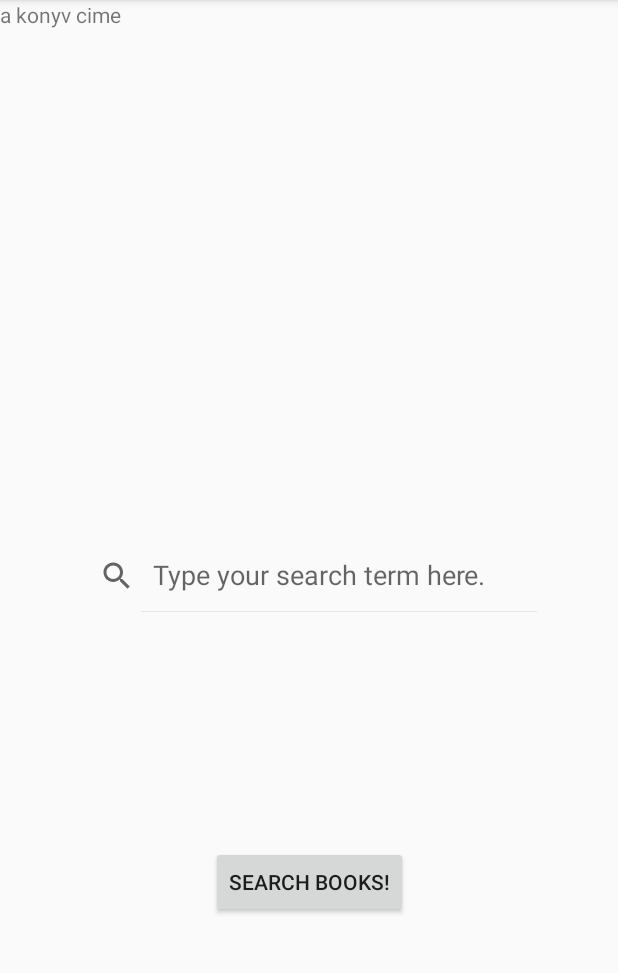
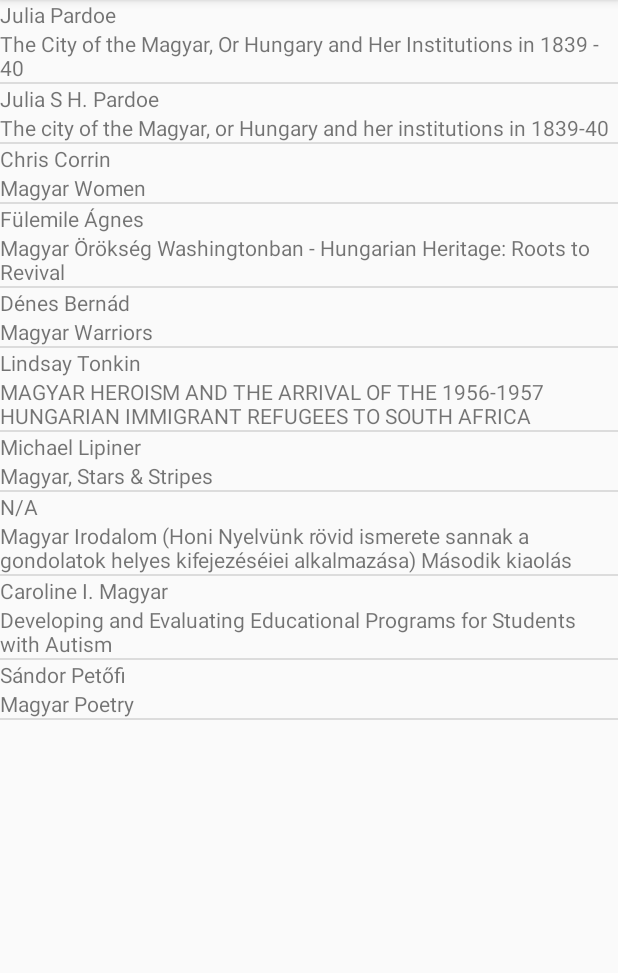
Before and after one commit to davidfabian/BookSearch, an Android app: the screen it shows after launch (MainActivity before the commit, VolumeActivity after it), after a tap on "SEARCH BOOKS!", on a phone screen of 412 x 824 dp, the part 84-1057 px from its top. Run offline under Robolectric (Android 15) with nearby library versions, the phone set to English and light mode, and no system bars.

Commit message:
removed loading from mainactivity, implemented loader, adapter, connection manager. App now calls for adapter when button clicked.
next, to get live data from internet, replace dummy data with actual http request.
after: concatenate url wwith search term to get real searches.

```diff
--- a/app/src/main/AndroidManifest.xml
+++ b/app/src/main/AndroidManifest.xml
@@ -2,6 +2,8 @@
 <manifest xmlns:android="http://schemas.android.com/apk/res/android"
     package="com.example.d.booksearch">
 
+    <uses-permission android:name="android.permission.INTERNET" />
+    <uses-permission android:name="android.permission.ACCESS_NETWORK_STATE" />
     <application
         android:allowBackup="true"
         android:icon="@mipmap/ic_launcher"
--- a/app/src/main/java/com/example/d/booksearch/MainActivity.java
+++ b/app/src/main/java/com/example/d/booksearch/MainActivity.java
@@ -1,19 +1,13 @@
 package com.example.d.booksearch;
 
-import android.app.LoaderManager;
 import android.content.Intent;
+import android.os.Bundle;
 import android.support.v7.app.AppCompatActivity;
-import android.os.Bundle;
 import android.support.v7.widget.SearchView;
 import android.view.View;
-import android.widget.AdapterView;
 import android.widget.Button;
-import android.widget.TextView;
-
-import java.util.List;
 
 public class MainActivity extends AppCompatActivity {
-    // implements LoaderManager.LoaderCallbacks<List<Volume>> {
 
     private static final String GOOGLE_BOOKS_API_STUMP = "https://www.googleapis.com/books/v1/volumes?q=";
     // magyar&maxResults=10"
@@ -50,13 +44,9 @@ public class MainActivity extends AppCompatActivity {
             @Override
             public void onClick(View view) {
 
-                //dummy button action, to be replaced by actual search
-                TextView dummyone = (TextView) findViewById(R.id.DummyTextView);
-                dummyone.setText(searchView.getQuery());
-                dummyone.setVisibility(View.VISIBLE);
-                Volume egykonyv = new Volume("az iro", "a konyv cime");
-                dummyone.setText(egykonyv.getTitle());
-                QueryUtils.extractVolumes();
+                //intent to start search, display results
+                Intent volumeIntent = new Intent(MainActivity.this, VolumeActivity.class);
+                startActivity(volumeIntent);
             }
         });
     }
@@ -65,4 +55,6 @@ public class MainActivity extends AppCompatActivity {
         SearchView searchView = (SearchView) findViewById(R.id.searchview_volume);
         return searchView.getQuery().toString();
     }
+
+
 }
--- a/app/src/main/java/com/example/d/booksearch/QueryUtils.java
+++ b/app/src/main/java/com/example/d/booksearch/QueryUtils.java
@@ -843,23 +843,19 @@ public final class QueryUtils {
             JSONObject volumeList = new JSONObject(JSONDUMMY);
             JSONArray items = volumeList.getJSONArray("items");
             for (int i = 0; i < items.length(); i++) {
-                Log.e("JSONitem ", "no " + i);
                 JSONObject currentVolume = items.getJSONObject(i);
                 JSONObject volumeInfo = currentVolume.getJSONObject("volumeInfo");
 
                 String title = volumeInfo.getString("title");
-                Log.e("title", "is: " + title);
 
                 try {
                     JSONArray authors = volumeInfo.getJSONArray("authors");
                     String author = authors.getString(0);
-                    Log.e("author", "is: " + author);
                     volumes.add(new Volume(title, author));
 
 
                 } catch (JSONException e) {
                     volumes.add(new Volume(title, "N/A"));
-                    Log.e("no author", "N/A");
                 }
 
 
--- a/app/src/main/java/com/example/d/booksearch/VolumeActivity.java
+++ b/app/src/main/java/com/example/d/booksearch/VolumeActivity.java
@@ -1,5 +1,10 @@
 package com.example.d.booksearch;
 
+import android.app.LoaderManager;
+import android.content.Context;
+import android.content.Loader;
+import android.net.ConnectivityManager;
+import android.net.NetworkInfo;
 import android.os.Bundle;
 import android.support.annotation.Nullable;
 import android.support.v7.app.AppCompatActivity;
@@ -7,6 +12,7 @@ import android.util.Log;
 import android.widget.ListView;
 
 import java.util.ArrayList;
+import java.util.List;
 
 
 /**
@@ -14,22 +20,71 @@ import java.util.ArrayList;
  * listview, populated with books according to search term
  */
 
-public class VolumeActivity extends AppCompatActivity {
+public class VolumeActivity extends AppCompatActivity
+        implements LoaderManager.LoaderCallbacks<List<Volume>> {
+    private static final String LOG_TAG = VolumeActivity.class.getName();
+    private static final int VOLUME_LOADER_ID = 1;
+    private VolumeAdapter mAdapter;
+    private String statusmessage;
+
 
     @Override
     protected void onCreate(@Nullable Bundle savedInstanceState) {
         super.onCreate(savedInstanceState);
         setContentView(R.layout.volume_list);
 
+        ConnectivityManager cm = (ConnectivityManager) getSystemService(Context.CONNECTIVITY_SERVICE);
+
+        NetworkInfo activeNetwork = cm.getActiveNetworkInfo();
+        boolean isConnected = activeNetwork != null &&
+                activeNetwork.isConnectedOrConnecting();
+        if (isConnected) {
+            statusmessage = getString(R.string.no_author);
+        } else {
+            statusmessage = getString(R.string.nointernet);
+        }
+
+        Log.e(LOG_TAG, "volumeactivity created");
+
         //get the volumes in the list
-        ArrayList<Volume> volumes = (ArrayList<Volume>) QueryUtils.extractVolumes();
+        //ArrayList<Volume> volumes = (ArrayList<Volume>) QueryUtils.extractVolumes();
 
         //create adapter
-        VolumeAdapter volumeAdapter = new VolumeAdapter(this, volumes);
+        //VolumeAdapter volumeAdapter = new VolumeAdapter(this, volumes);
 
         //find listview to inflate and attach listview to adapter
         ListView listView = (ListView) findViewById(R.id.list);
-        Log.e("arraylist volume loaded", "" + listView.getContext());
-        listView.setAdapter(volumeAdapter);
+        mAdapter = new VolumeAdapter(this, new ArrayList<Volume>());
+        listView.setAdapter(mAdapter);
+
+        // Get a reference to the LoaderManager, in order to interact with loaders.
+        LoaderManager loaderManager = getLoaderManager();
+
+        // Initialize the loader. Pass in the int ID constant defined above and pass in null for
+        // the bundle. Pass in this activity for the LoaderCallbacks parameter (which is valid
+        // because this activity implements the LoaderCallbacks interface).
+        loaderManager.initLoader(VOLUME_LOADER_ID, null, this);
+
+    }
+
+    @Override
+    public Loader<List<Volume>> onCreateLoader(int i, Bundle bundle) {
+        return new VolumeLoader(this);
+    }
+
+    @Override
+    public void onLoadFinished(Loader<List<Volume>> loader, List<Volume> volumes) {
+        // If there is a valid list of {@link Earthquake}s, then add them to the adapter's
+        // data set. This will trigger the ListView to update.
+        if (volumes != null && !volumes.isEmpty()) {
+            Log.e(LOG_TAG, "loader notempty & notnull");
+            mAdapter.addAll(volumes);
+        }
+    }
+
+    @Override
+    public void onLoaderReset(Loader<List<Volume>> loader) {
+        Log.e(LOG_TAG, "loader reset");
+        mAdapter.clear();
     }
 }
--- /dev/null
+++ b/app/src/main/java/com/example/d/booksearch/VolumeLoader.java
@@ -0,0 +1,33 @@
+package com.example.d.booksearch;
+
+import android.content.AsyncTaskLoader;
+import android.content.Context;
+
+import java.util.List;
+
+/**
+ * Created by d on 9/18/2017.
+ * Basic loader class, built from autocomplete, fitted with corresponding names
+ */
+
+public class VolumeLoader extends AsyncTaskLoader {
+
+    //inferited  constructor
+    public VolumeLoader(Context context) {
+        super(context);
+    }
+
+    // start loading on starting loading...
+    @Override
+    protected void onStartLoading() {
+        super.onStartLoading();
+        forceLoad();
+    }
+
+    // added return type( list<volume>, and call queryutils to load the list, returns that list.
+    @Override
+    public List<Volume> loadInBackground() {
+        List<Volume> volumes = QueryUtils.extractVolumes();
+        return volumes;
+    }
+}
--- a/app/src/main/res/values/strings.xml
+++ b/app/src/main/res/values/strings.xml
@@ -3,4 +3,5 @@
     <string name="search_button">Search Books!</string>
     <string name="search_hint">Type your search term here.</string>
     <string name="no_author">No author info available</string>
+    <string name="nointernet">No connection</string>
 </resources>
```
